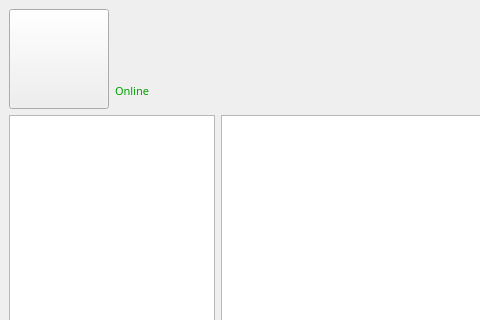
IgorEvgenievichChebotar/MessengerSimple, file chat_window.ui: the form before one commit; both pictures show x 0 to 480 and y 0 to 320 of the 630 by 570 pixel window.
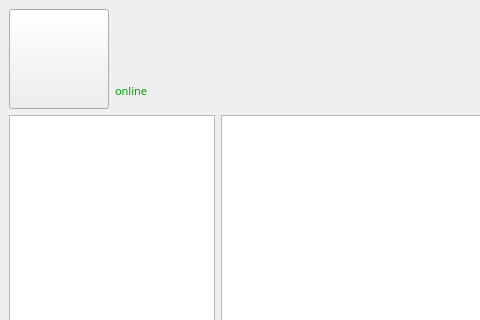
The form after the commit.

The edit to the form file:
```diff
--- a/chat_window.ui
+++ b/chat_window.ui
@@ -332,7 +332,7 @@
        <string notr="true">color: rgb(0, 160, 0);</string>
       </property>
       <property name="text">
-       <string>Online</string>
+       <string>online</string>
       </property>
       <property name="alignment">
        <set>Qt::AlignLeading|Qt::AlignLeft|Qt::AlignVCenter</set>
```
